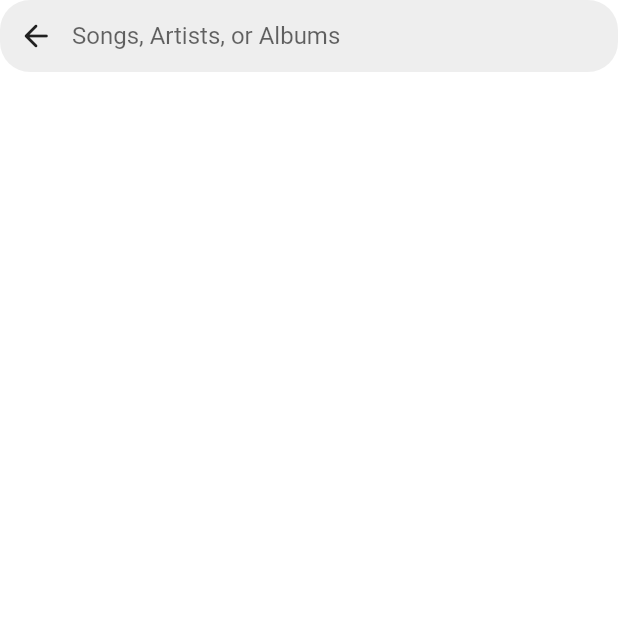
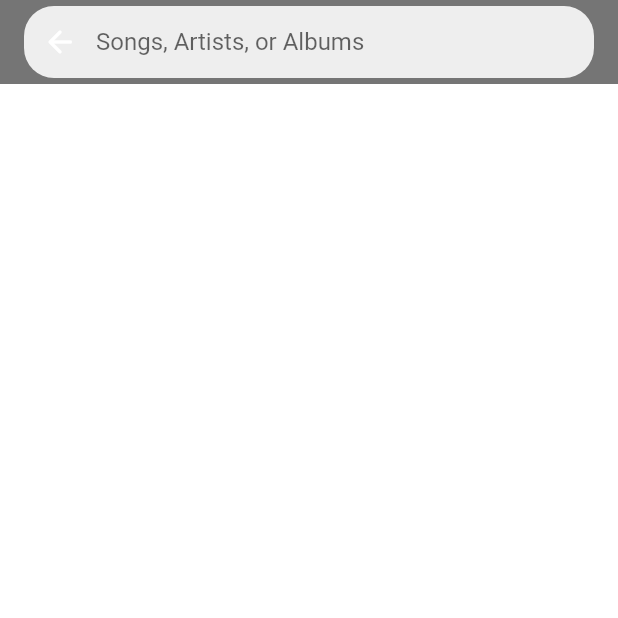
Before and after one commit to MastewalB/sonic-mobile, a Flutter app: the screen it shows after launch, after a tap on "Search", on a phone screen of 412 x 824 dp, the top half of it. Run offline on Flutter 3.47's test engine with Material 2 defaults, Android fonts, the phone set to English and light mode, and no system bars; our stand-ins replace equatable, flutter_bloc, flutter_svg.

Commit message:
search UI fix

```diff
--- a/lib/features/search/bloc/search/search_bloc.dart
+++ b/lib/features/search/bloc/search/search_bloc.dart
@@ -18,7 +18,7 @@ class SearchBloc extends Bloc<SearchEvent, SearchState> {
 
     try {
       final searchData = await searchDataProvider.search(event.query);
-      print(searchData);
+      // print(searchData);
       if (searchData.isEmpty) {
         emit(SearchEmptyState());
       } else {
--- a/lib/features/search/presentation/search_page.dart
+++ b/lib/features/search/presentation/search_page.dart
@@ -1,12 +1,19 @@
 import 'package:flutter/material.dart';
 import 'package:sonic_mobile/features/search/presentation/widgets/search_bar.dart';
 
-class SearchPage extends StatelessWidget {
+class SearchPage extends StatefulWidget {
   const SearchPage({super.key});
 
   @override
+  State<SearchPage> createState() => _SearchPageState();
+}
+
+class _SearchPageState extends State<SearchPage> {
+  @override
   Widget build(BuildContext context) {
-    return SafeArea(child: SearchBar());
+    return const Scaffold(
+        backgroundColor: Color.fromARGB(255, 31, 29, 43),
+        body: SafeArea(child: SearchBar()));
 
     // return Scaffold(
     //   appBar: AppBar(
--- a/lib/features/search/presentation/widgets/search_bar.dart
+++ b/lib/features/search/presentation/widgets/search_bar.dart
@@ -19,7 +19,7 @@ class SearchBar extends StatelessWidget {
             builder: (context) => BlocProvider<SearchBloc>(
               create: (context) => SearchBloc(
                   SearchDataProvider()), // Provide SearchDataProvider instance here
-              child: SearchView(
+              child: const SearchView(
                 query: '',
               ),
             ),
--- a/lib/features/search/presentation/widgets/search_view.dart
+++ b/lib/features/search/presentation/widgets/search_view.dart
@@ -1,6 +1,6 @@
 import 'package:flutter/material.dart';
 import 'package:sonic_mobile/features/album/presentation/widgets/audio_list.dart';
-import 'package:sonic_mobile/features/search/presentation/widgets/search_bar3.dart';
+import 'package:sonic_mobile/features/search/presentation/widgets/search_bar_widget.dart';
 import 'empty_screen.dart';
 import 'results_view.dart';
 import 'package:sonic_mobile/features/search/repository/http_search.dart';
@@ -23,7 +23,8 @@ class SearchView extends StatefulWidget {
 
 class _SearchViewState extends State<SearchView> {
   late SearchBloc searchBloc; // Add a reference to the SearchBloc
-
+  final TrackingScrollController _trackingScrollController =
+      TrackingScrollController();
   @override
   void initState() {
     searchBloc = context.read<SearchBloc>(); // Initialize the SearchBloc
@@ -47,16 +48,18 @@ class _SearchViewState extends State<SearchView> {
   @override
   Widget build(BuildContext context) {
     // Wrap the body content with a BlocBuilder to listen to state changes
-    return BlocBuilder<SearchBloc, SearchState>(
-      builder: (context, state) {
-        return SafeArea(
-          child: Column(
-            children: [
-              Expanded(
-                child: Scaffold(
-                  resizeToAvoidBottomInset: false,
+    return BlocBuilder<SearchBloc, SearchState>(builder: (context, state) {
+      return Scaffold(
           backgroundColor: Colors.transparent,
-                  body: SearchBarWidget(
+          body: NestedScrollView(
+              headerSliverBuilder:
+                  (BuildContext context, bool innerBoxIsScrolled) {
+                return <Widget>[
+                  SliverOverlapAbsorber(
+                      handle: NestedScrollView.sliverOverlapAbsorberHandleFor(
+                          context),
+                      sliver: SliverAppBar(
+                        title: SearchBarWidget(
                           hintText: 'Songs, Artists, or Albums',
                           backIcon: Icons.arrow_back_rounded,
                           onSubmitted: (String submittedQuery) {
@@ -66,13 +69,16 @@ class _SearchViewState extends State<SearchView> {
                                 .add(PerformSearchEvent(submittedQuery));
                           },
                         ),
-                ),
-              ),
-              // Display the search result widget based on the state
-
-              if (state is SearchLoadedState)
-                Column(
-                  children: [
+                        backgroundColor: Colors.grey[600],
+                        forceElevated: innerBoxIsScrolled,
+                        automaticallyImplyLeading: false,
+                        expandedHeight: 5.0,
+                        flexibleSpace: FlexibleSpaceBar(),
+                      )),
+                ];
+              },
+              body: (state is SearchLoadedState)
+                  ? ListView(children: [
                       SearchResultsWidget(
                         searchType: 'Song',
                         items: state.searchData[0],
@@ -84,17 +90,61 @@ class _SearchViewState extends State<SearchView> {
                       SearchResultsWidget(
                         searchType: 'Artist',
                         items: state.searchData[2],
-                    ),
-                  ],
                       )
-              else if (state is SearchEmptyState)
-                nothingFound(context)
-              else if (state is SearchErrorState)
-                Text(state.errorMessage),
-            ],
-          ),
-        );
-      },
-    );
+                    ])
+                  : (state is SearchEmptyState)
+                      ? nothingFound(context)
+                      : (state is SearchErrorState)
+                          ? Text(state.errorMessage)
+                          : SizedBox()));
+    });
   }
 }
+
+
+//               Expanded(
+//                 child: Scaffold(
+//                   resizeToAvoidBottomInset: false,
+//                   backgroundColor: Colors.grey[600],
+//                   body: SearchBarWidget(
+//                     hintText: 'Songs, Artists, or Albums',
+//                     backIcon: Icons.arrow_back_rounded,
+//                     onSubmitted: (String submittedQuery) {
+//                       // Dispatch the PerformSearchEvent with the submitted query
+//                       context
+//                           .read<SearchBloc>()
+//                           .add(PerformSearchEvent(submittedQuery));
+//                     },
+//                   ),
+//                 ),
+//               ),
+//               // Display the search result widget based on the state
+
+//               if (state is SearchLoadedState)
+//                 Column(
+//                   children: [
+//                     SearchResultsWidget(
+//                       searchType: 'Song',
+//                       items: state.searchData[0],
+//                     ),
+//                     SearchResultsWidget(
+//                       searchType: 'Album',
+//                       items: state.searchData[1],
+//                     ),
+//                     SearchResultsWidget(
+//                       searchType: 'Artist',
+//                       items: state.searchData[2],
+//                     ),
+//                   ],
+//                 )
+//               else if (state is SearchEmptyState)
+//                 nothingFound(context)
+//               else if (state is SearchErrorState)
+//                 Text(state.errorMessage),
+//             ],
+//           ),
+//         );
+//       },
+//     );
+//   }
+// }
--- a/lib/main.dart
+++ b/lib/main.dart
@@ -38,7 +38,7 @@ class _SonicState extends State<Sonic> {
       theme: ThemeData(
         primarySwatch: Colors.blue,
       ),
-      home: const Scaffold(body: SearchPage()),
+      home: SearchPage(),
     );
   }
 }
```
Also changed, not shown: lib/features/search/presentation/widgets/results_view.dart (+24 -4 lines), lib/features/search/presentation/widgets/search_bar_widget.dart (renamed from lib/features/search/presentation/widgets/search_bar3.dart). Lines whose indentation alone changed are shown as unchanged.
